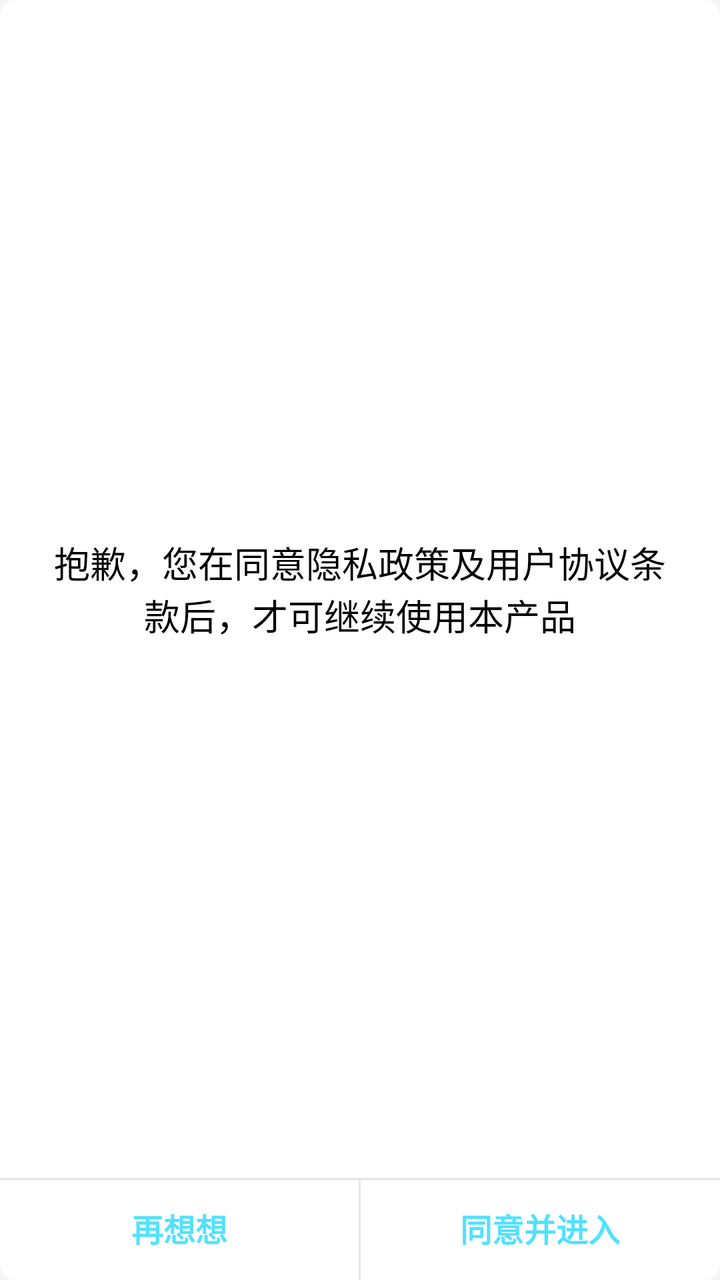
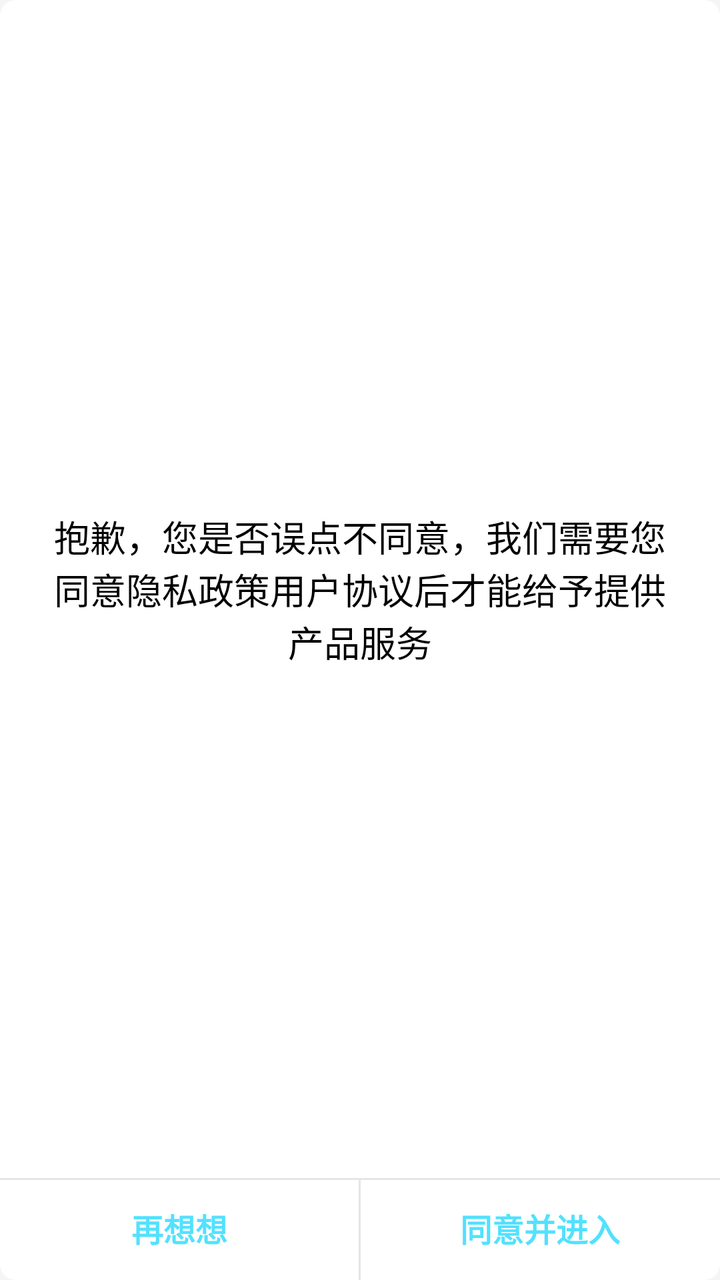

Screens rendered from an Android XML layout before and after an edit, with the pre-edit source and the edit as a unified diff.
<!-- AndroidManifest.xml: application theme AppTheme.NoActionBar.TransparentStatusBar.ImmerseStatusBar -->
<!-- res/layout/dialog_disagree.xml -->
<?xml version="1.0" encoding="utf-8"?>
<LinearLayout xmlns:android="http://schemas.android.com/apk/res/android"
    xmlns:app="http://schemas.android.com/apk/res-auto"
    xmlns:tools="http://schemas.android.com/tools"
    android:id="@+id/linearLayout4"
    android:layout_width="match_parent"
    android:layout_height="200dp"
    android:layout_gravity="center"
    android:layout_marginStart="20dp"
    android:layout_marginEnd="20dp"
    android:background="@drawable/bg_radius8_white"
    android:gravity="center_horizontal"
    android:orientation="vertical">


    <TextView
        android:id="@+id/tv_dialog_message"
        android:layout_width="match_parent"
        android:layout_height="0dp"
        android:layout_weight="1"
        android:gravity="center"
        android:layout_marginStart="20dp"
        android:layout_marginEnd="20dp"
        android:text="抱歉，您在同意隐私政策及用户协议条款后，才可继续使用本产品"
        android:textAlignment="center"
        android:textColor="@color/black"
        android:textSize="18dp" />


    <View
        android:layout_width="match_parent"
        android:layout_height="1dp"
        android:background="@color/black_alpha10" />

    <LinearLayout
        android:id="@+id/layout_bottom"
        android:layout_width="match_parent"
        android:layout_height="50dp">

        <Button
            android:id="@+id/btn_dialog_cancel"
            android:layout_width="0dp"
            android:layout_height="wrap_content"
            android:layout_weight="1"
            android:background="@color/color_clear"
            android:text="再想想"
            android:textColor="@color/blue_52e1ff"
            android:textSize="16dp"
            android:textStyle="bold" />

        <View
            android:layout_width="1dp"
            android:layout_height="match_parent"
            android:background="@color/black_alpha10" />

        <Button
            android:id="@+id/btn_dialog_confirm"
            android:layout_width="0dp"
            android:layout_height="wrap_content"
            android:layout_weight="1"
            android:background="@color/color_clear"
            android:text="同意并进入"
            android:textColor="@color/blue_52e1ff"
            android:textSize="16dp"
            android:textStyle="bold" />

    </LinearLayout>


</LinearLayout>
<!-- resources referenced by this layout -->
<resources>
  <color name="black">#000000</color>
  <color name="black_alpha10">#1A000000</color>
  <color name="blue_52e1ff">#52E1FF</color>
  <color name="color_clear">#00000000</color>
  <!-- drawable bg_radius8_white (drawable) -->
  <?xml version="1.0" encoding="utf-8"?>
  <shape xmlns:android="http://schemas.android.com/apk/res/android"
      android:shape="rectangle" >
      <corners android:radius="8dp" />
      <solid android:color="#ffffff" />
  </shape>
  <style name="AppTheme.NoActionBar.TransparentStatusBar.ImmerseStatusBar" />
</resources>

<!-- the commit's change to res/layout/dialog_disagree.xml (unified diff, before → after) -->
@@ -21,7 +21,7 @@
         android:gravity="center"
         android:layout_marginStart="20dp"
         android:layout_marginEnd="20dp"
-        android:text="抱歉，您在同意隐私政策及用户协议条款后，才可继续使用本产品"
+        android:text="抱歉，您是否误点不同意，我们需要您同意隐私政策用户协议后才能给予提供产品服务"
         android:textAlignment="center"
         android:textColor="@color/black"
         android:textSize="18dp" />
